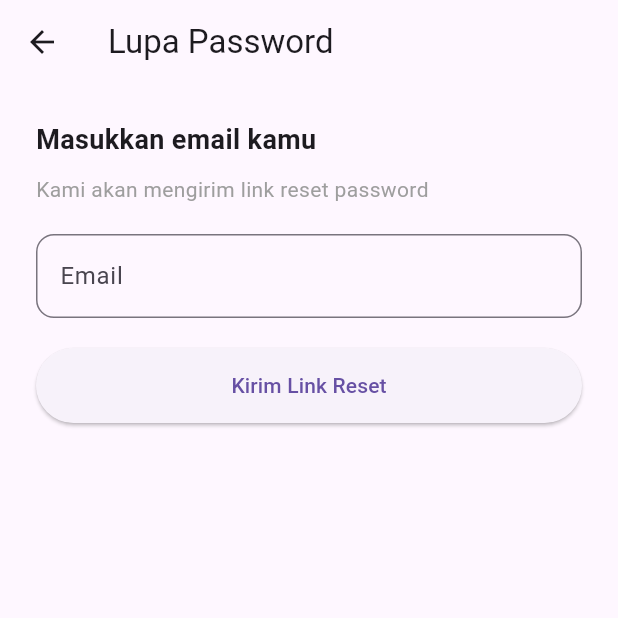
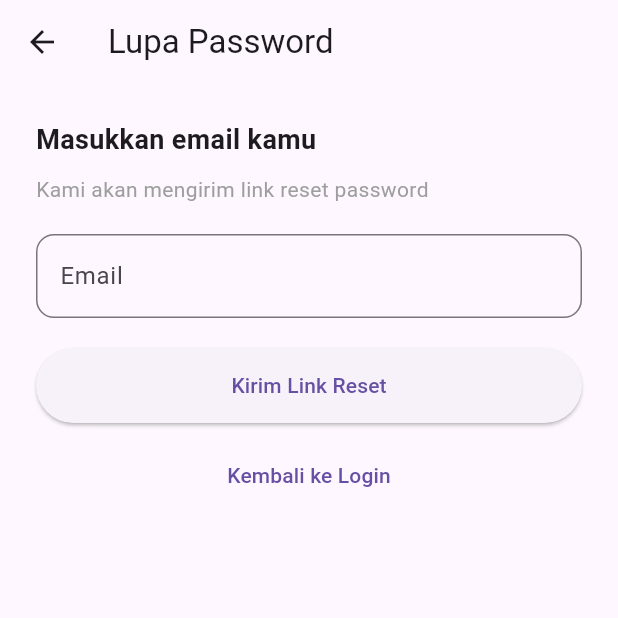
Before and after one commit to Nagiix/UTS_MP, a Flutter app: the screen it shows after launch, after a tap on "Login", after a tap on "Lupa password?", on a phone screen of 412 x 824 dp, the top half of it. Run offline on Flutter 3.47's test engine with Material 3 defaults, Android fonts, the phone set to English and light mode, and no system bars.

```diff
--- a/lib/forgot_password_page.dart
+++ /dev/null
@@ -1,98 +0,0 @@
-import 'package:flutter/material.dart';
-
-class ForgotPasswordPage extends StatefulWidget {
-  @override
-  State<ForgotPasswordPage> createState() =>
-      _ForgotPasswordPageState();
-}
-
-class _ForgotPasswordPageState extends State<ForgotPasswordPage> {
-  final emailController = TextEditingController();
-  final formKey = GlobalKey<FormState>();
-
-  bool isValidEmail(String email) {
-    return RegExp(r"^[\w-\.]+@([\w-]+\.)+[\w-]{2,4}$")
-        .hasMatch(email);
-  }
-
-  void sendReset() {
-    if (formKey.currentState!.validate()) {
-      ScaffoldMessenger.of(context).showSnackBar(
-        SnackBar(
-          content: Text(
-            "Link reset password telah dikirim ke email",
-          ),
-        ),
-      );
-
-      Future.delayed(Duration(seconds: 1), () {
-        Navigator.pop(context);
-      });
-    }
-  }
-
-  @override
-  Widget build(BuildContext context) {
-    return Scaffold(
-      appBar: AppBar(title: Text("Lupa Password")),
-      body: Padding(
-        padding: EdgeInsets.all(24),
-        child: Form(
-          key: formKey,
-          child: Column(
-            crossAxisAlignment: CrossAxisAlignment.start,
-            children: [
-
-              Text(
-                "Masukkan email kamu",
-                style: TextStyle(
-                  fontSize: 18,
-                  fontWeight: FontWeight.bold,
-                ),
-              ),
-
-              SizedBox(height: 10),
-
-              Text(
-                "Kami akan mengirim link reset password",
-                style: TextStyle(color: Colors.grey),
-              ),
-
-              SizedBox(height: 20),
-
-              TextFormField(
-                controller: emailController,
-                decoration: InputDecoration(
-                  labelText: "Email",
-                  border: OutlineInputBorder(
-                    borderRadius: BorderRadius.circular(12),
-                  ),
-                ),
-                validator: (value) {
-                  if (value == null || value.isEmpty) {
-                    return "Email wajib diisi";
-                  }
-                  if (!isValidEmail(value)) {
-                    return "Format email tidak valid";
-                  }
-                  return null;
-                },
-              ),
-
-              SizedBox(height: 20),
-
-              SizedBox(
-                width: double.infinity,
-                height: 50,
-                child: ElevatedButton(
-                  onPressed: sendReset,
-                  child: Text("Kirim Link Reset"),
-                ),
-              ),
-            ],
-          ),
-        ),
-      ),
-    );
-  }
-}
--- a/lib/main.dart
+++ b/lib/main.dart
@@ -1,5 +1,8 @@
 import 'package:flutter/material.dart';
-import 'login_page.dart';
+import 'screens/dashboard_page.dart';
+import 'screens/forgot_password_page.dart';
+import 'screens/login_page.dart';
+import 'utils/app_routes.dart';
 
 void main() {
   runApp(MyApp());
@@ -10,7 +13,12 @@ class MyApp extends StatelessWidget {
   Widget build(BuildContext context) {
     return MaterialApp(
       debugShowCheckedModeBanner: false,
-      home: LoginPage(),
+      initialRoute: AppRoutes.login,
+      routes: {
+        AppRoutes.login: (_) => LoginPage(),
+        AppRoutes.forgotPassword: (_) => ForgotPasswordPage(),
+        AppRoutes.dashboard: (_) => DashboardPage(username: ""),
+      },
     );
   }
 }
--- /dev/null
+++ b/lib/screens/forgot_password_page.dart
@@ -0,0 +1,127 @@
+import 'package:flutter/material.dart';
+import '../utils/validators.dart';
+
+class ForgotPasswordPage extends StatefulWidget {
+  @override
+  State<ForgotPasswordPage> createState() =>
+      _ForgotPasswordPageState();
+}
+
+class _ForgotPasswordPageState extends State<ForgotPasswordPage> {
+  final emailController = TextEditingController();
+  final formKey = GlobalKey<FormState>();
+  bool isLoading = false;
+
+  void sendReset() async {
+    if (formKey.currentState!.validate()) {
+      setState(() {
+        isLoading = true;
+      });
+
+      await Future.delayed(Duration(seconds: 1));
+
+      if (!mounted) return;
+
+      ScaffoldMessenger.of(context).showSnackBar(
+        SnackBar(
+          content: Text(
+            "Link reset telah dikirim ke email Anda",
+          ),
+        ),
+      );
+
+      setState(() {
+        isLoading = false;
+      });
+    }
+  }
+
+  @override
+  Widget build(BuildContext context) {
+    return Scaffold(
+      appBar: AppBar(title: Text("Lupa Password")),
+      body: SafeArea(
+        child: Padding(
+          padding: EdgeInsets.all(24),
+          child: Form(
+            key: formKey,
+            child: Column(
+              crossAxisAlignment: CrossAxisAlignment.start,
+              children: [
+
+                Text(
+                  "Masukkan email kamu",
+                  style: TextStyle(
+                    fontSize: 18,
+                    fontWeight: FontWeight.bold,
+                  ),
+                ),
+
+                SizedBox(height: 10),
+
+                Text(
+                  "Kami akan mengirim link reset password",
+                  style: TextStyle(color: Colors.grey),
+                ),
+
+                SizedBox(height: 20),
+
+                TextFormField(
+                  controller: emailController,
+                  decoration: InputDecoration(
+                    labelText: "Email",
+                    border: OutlineInputBorder(
+                      borderRadius: BorderRadius.circular(12),
+                    ),
+                  ),
+                  validator: (value) {
+                    if (value == null || value.isEmpty) {
+                      return "Email wajib diisi";
+                    }
+                    if (!Validators.isValidEmail(value)) {
+                      return "Format email tidak valid";
+                    }
+                    return null;
+                  },
+                ),
+
+                SizedBox(height: 20),
+
+                SizedBox(
+                  width: double.infinity,
+                  height: 50,
+                  child: ElevatedButton(
+                    onPressed: isLoading ? null : sendReset,
+                    child: isLoading
+                        ? SizedBox(
+                            width: 22,
+                            height: 22,
+                            child: CircularProgressIndicator(
+                              strokeWidth: 2,
+                              color: Colors.white,
+                            ),
+                          )
+                        : Text("Kirim Link Reset"),
+                  ),
+                ),
+
+                SizedBox(height: 10),
+
+                SizedBox(
+                  width: double.infinity,
+                  height: 50,
+                  child: TextButton(
+                    onPressed: () {
+                      Navigator.pop(context);
+                    },
+                    child: Text("Kembali ke Login"),
+                  ),
+                ),
+              ],
+            ),
+          ),
+        ),
+      ),
+    );
+  }
+}
--- a/lib/login_page.dart
+++ b/lib/screens/login_page.dart
@@ -1,6 +1,7 @@
 import 'package:flutter/material.dart';
+import '../utils/app_routes.dart';
+import '../utils/validators.dart';
 import 'create_user_page.dart';
-import 'forgot_password_page.dart';
 import 'dashboard_page.dart';
 
 class LoginPage extends StatefulWidget {
@@ -15,18 +16,28 @@ class _LoginPageState extends State<LoginPage> {
   final passwordController = TextEditingController();
 
   bool isObscure = true;
+  bool isLoading = false;
+  String errorMessage = "";
 
-  bool isValidEmail(String email) {
-    return RegExp(r"^[\w-\.]+@([\w-]+\.)+[\w-]{2,4}$")
-        .hasMatch(email);
-  }
-
-  void login() {
+  void login() async {
     FocusScope.of(context).unfocus(); // tutup keyboard
 
     if (formKey.currentState!.validate()) {
-      if (emailController.text == "admin@gmail.com" &&
-          passwordController.text == "1234") {
+      setState(() {
+        isLoading = true;
+        errorMessage = "";
+      });
+
+      await Future.delayed(Duration(seconds: 1));
+
+      if (emailController.text == "admin@test.com" &&
+          passwordController.text == "Admin123") {
+        if (!mounted) return;
+
+        ScaffoldMessenger.of(context).showSnackBar(
+          SnackBar(content: Text("Login berhasil")),
+        );
+
         Navigator.pushReplacement(
           context,
           MaterialPageRoute(
@@ -35,9 +46,19 @@ class _LoginPageState extends State<LoginPage> {
           ),
         );
       } else {
+        setState(() {
+          errorMessage = "Email atau password salah";
+        });
+
         ScaffoldMessenger.of(context).showSnackBar(
-          SnackBar(content: Text("Email atau password salah")),
+          SnackBar(content: Text(errorMessage)),
         );
+      }
+
+      if (mounted) {
+        setState(() {
+          isLoading = false;
+        });
       }
     }
   }
@@ -90,7 +111,7 @@ class _LoginPageState extends State<LoginPage> {
                       if (value == null || value.isEmpty) {
                         return "Email wajib diisi";
                       }
-                      if (!isValidEmail(value)) {
+                      if (!Validators.isValidEmail(value)) {
                         return "Format email tidak valid";
                       }
                       return null;
@@ -129,6 +150,9 @@ class _LoginPageState extends State<LoginPage> {
                       if (value == null || value.isEmpty) {
                         return "Password wajib diisi";
                       }
+                      if (!Validators.isStrongPassword(value)) {
+                        return "Password minimal 8 karakter, huruf, dan angka";
+                      }
                       return null;
                     },
 
@@ -140,12 +164,31 @@ class _LoginPageState extends State<LoginPage> {
 
                   SizedBox(height: 24),
 
+                  if (errorMessage.isNotEmpty)
+                    Padding(
+                      padding: EdgeInsets.only(bottom: 12),
+                      child: Text(
+                        errorMessage,
+                        textAlign: TextAlign.center,
+                        style: TextStyle(color: Colors.red),
+                      ),
+                    ),
+
                   // LOGIN BUTTON
                   SizedBox(
                     height: 50,
                     child: ElevatedButton(
-                      onPressed: login,
-                      child: Text("Login"),
+                      onPressed: isLoading ? null : login,
+                      child: isLoading
+                          ? SizedBox(
+                              width: 22,
+                              height: 22,
+                              child: CircularProgressIndicator(
+                                strokeWidth: 2,
+                                color: Colors.white,
+                              ),
+                            )
+                          : Text("Login"),
                     ),
                   ),
 
@@ -154,12 +197,9 @@ class _LoginPageState extends State<LoginPage> {
                   // FORGOT PASSWORD
                   TextButton(
                     onPressed: () {
-                      Navigator.push(
+                      Navigator.pushNamed(
                         context,
-                        MaterialPageRoute(
-                          builder: (_) =>
-                              ForgotPasswordPage(),
-                        ),
+                        AppRoutes.forgotPassword,
                       );
                     },
                     child: Text("Lupa password?"),
@@ -180,7 +220,7 @@ class _LoginPageState extends State<LoginPage> {
                   SizedBox(height: 20),
 
                   Text(
-                    "admin@gmail.com / 1234",
+                    "admin@test.com / Admin123",
                     textAlign: TextAlign.center,
                     style: TextStyle(
                       fontSize: 12,
--- /dev/null
+++ b/lib/utils/app_routes.dart
@@ -0,0 +1,5 @@
+class AppRoutes {
+  static const login = '/';
+  static const forgotPassword = '/forgot-password';
+  static const dashboard = '/dashboard';
+}
```
Also changed, not shown: lib/models/activity.dart (added, +100 -0 lines), lib/screens/activity_detail_page.dart (renamed from lib/activity_detail_page.dart, +2 -27 lines), lib/screens/dashboard_page.dart (renamed from lib/dashboard_page.dart, +138 -51 lines), lib/utils/validators.dart (added, +11 -0 lines), lib/widgets/priority_badge.dart (added, +37 -0 lines), lib/screens/create_activity_page.dart (renamed from lib/create_activity_page.dart), lib/screens/create_user_page.dart (renamed from lib/create_user_page.dart), 1 other file.
